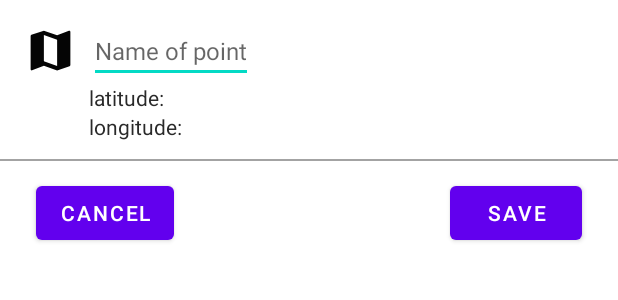
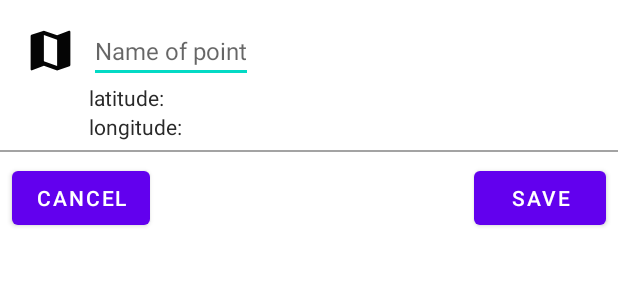
Before and after one commit to nskola/Kartta, an Android app: the layout bottom_sheet_layout.xml on its own in the app's theme, with its tools: preview values and no code run, on a phone screen of 412 x 824 dp. Shown: the top 300 px of the screen. Run offline under Robolectric (Android 15) with nearby library versions, the phone set to English and light mode, and no system bars.

Commit message:
bottom sheet layout optimization

```diff
--- a/app/src/main/res/layout/bottom_sheet_layout.xml
+++ b/app/src/main/res/layout/bottom_sheet_layout.xml
@@ -3,15 +3,21 @@
     xmlns:app="http://schemas.android.com/apk/res-auto"
     android:id="@+id/bottom_sheet"
     android:layout_width="match_parent"
-    android:layout_height="180dp"
+    android:layout_height="wrap_content"
     android:background="#ffffff"
-    android:paddingBottom="12dp"
     app:behavior_hideable="true"
     app:behavior_peekHeight="100dp"
     app:behavior_draggable="false"
 
     app:layout_behavior="com.google.android.material.bottomsheet.BottomSheetBehavior"
     app:layout_insetEdge="bottom">
+
+    <androidx.constraintlayout.widget.ConstraintLayout
+        android:id="@+id/peek_view_container"
+        android:layout_width="match_parent"
+        android:layout_height="100dp"
+        app:layout_constraintStart_toStartOf="parent"
+        app:layout_constraintTop_toTopOf="parent">
 
     <ImageView
         android:id="@+id/point_icon_imageview"
@@ -86,38 +92,42 @@
         app:layout_constraintBottom_toBottomOf="@id/longitude_title"
         app:layout_constraintStart_toEndOf="@+id/longitude_title" />
 
+    </androidx.constraintlayout.widget.ConstraintLayout>
+
     <View
         android:id="@+id/separator"
         android:layout_width="wrap_content"
         android:layout_height="1dp"
-        android:layout_marginTop="12dp"
         android:background="#A3A3A3"
         app:layout_constraintEnd_toEndOf="parent"
-        app:layout_constraintHorizontal_bias="0.0"
         app:layout_constraintStart_toStartOf="parent"
-        app:layout_constraintTop_toBottomOf="@+id/longitude_title" />
+        app:layout_constraintTop_toBottomOf="@+id/peek_view_container" />
 
     <Button
         android:id="@+id/bottom_sheet_cancel_button"
         android:layout_width="wrap_content"
         android:layout_height="48dp"
-        android:layout_marginStart="24dp"
-        android:layout_marginLeft="24dp"
-        android:layout_marginTop="24dp"
+        android:layout_marginStart="8dp"
+        android:layout_marginLeft="8dp"
+        android:layout_marginTop="8dp"
+        android:layout_marginBottom="8dp"
         android:text="cancel"
+        app:layout_constraintBottom_toBottomOf="parent"
         app:layout_constraintStart_toStartOf="parent"
-        app:layout_constraintTop_toBottomOf="@+id/longitude_title" />
+        app:layout_constraintTop_toBottomOf="@+id/peek_view_container" />
 
     <Button
         android:id="@+id/bottom_sheet_save_button"
         android:layout_width="wrap_content"
         android:layout_height="48dp"
-        android:layout_marginTop="24dp"
-        android:layout_marginEnd="24dp"
-        android:layout_marginRight="24dp"
+        android:layout_marginTop="8dp"
+        android:layout_marginEnd="8dp"
+        android:layout_marginRight="8dp"
+        android:layout_marginBottom="8dp"
         android:text="save"
+        app:layout_constraintBottom_toBottomOf="parent"
         app:layout_constraintEnd_toEndOf="parent"
-        app:layout_constraintTop_toBottomOf="@+id/longitude_title" />
+        app:layout_constraintTop_toBottomOf="@+id/peek_view_container" />
 
 
 </androidx.constraintlayout.widget.ConstraintLayout>
```
Also changed, not shown: app/src/main/java/fi/neskola/kartta/models/Point.java (+13 -0 lines), app/src/main/java/fi/neskola/kartta/models/Record.java (+10 -1 lines), app/src/main/java/fi/neskola/kartta/repository/KarttaRepository.java (+9 -6 lines), app/src/main/java/fi/neskola/kartta/ui/fragments/MapsFragment.java (+30 -30 lines), app/src/main/java/fi/neskola/kartta/viewmodels/MapsViewModel.java (+27 -43 lines).
